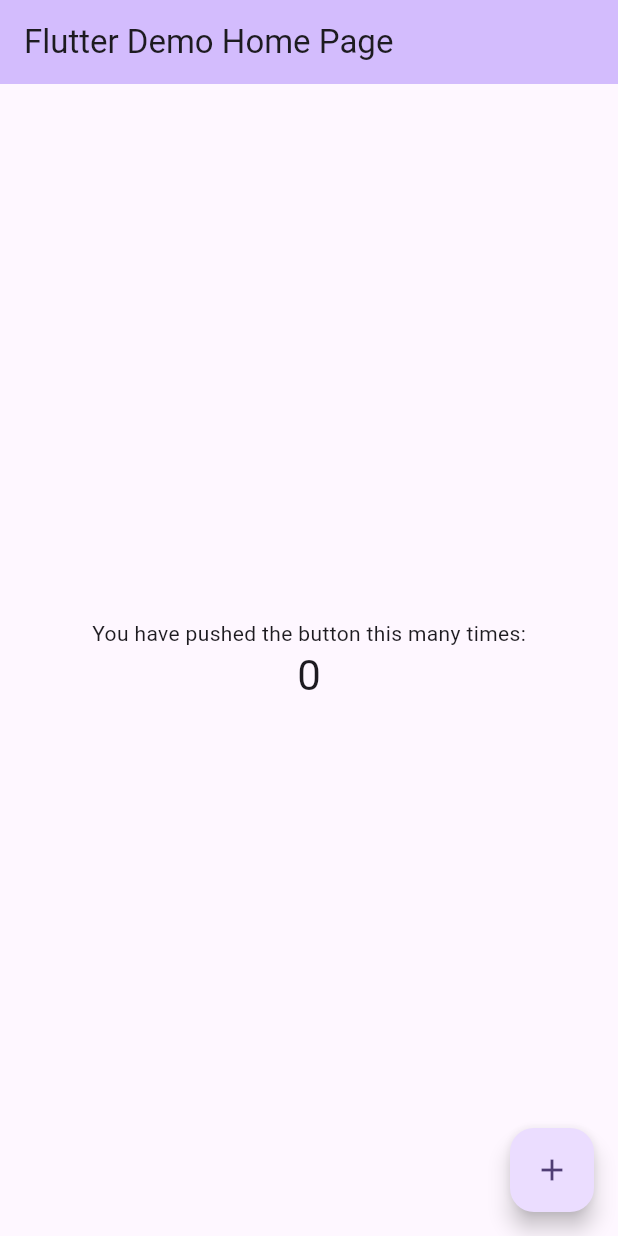
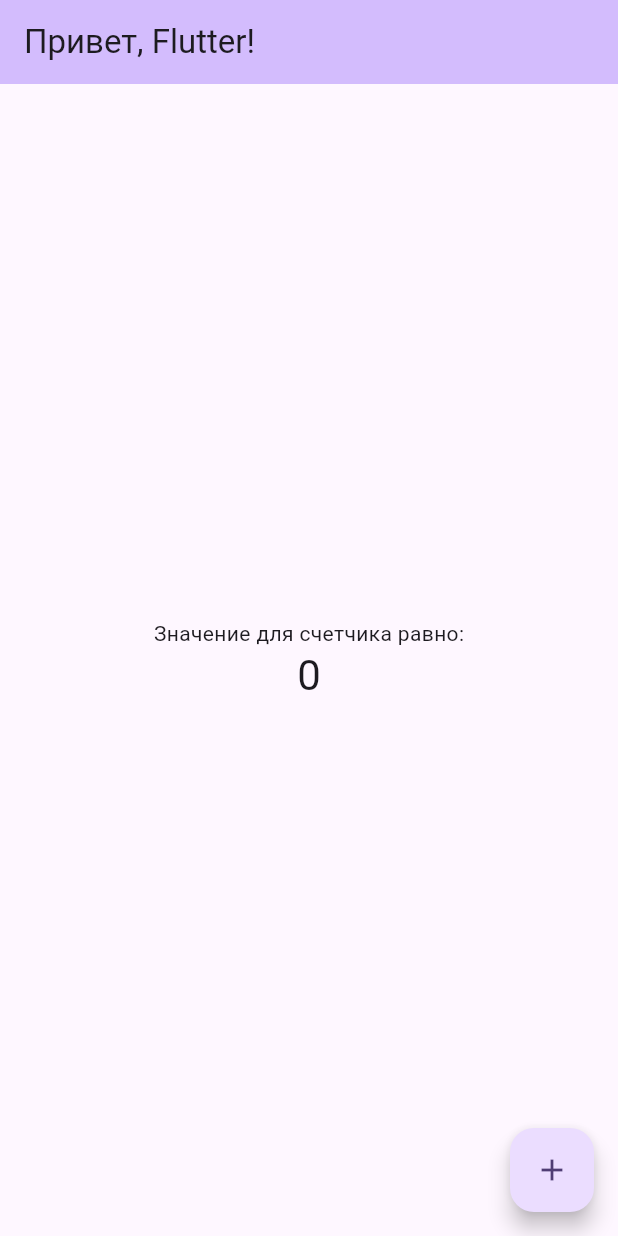
Before and after one commit to barabuly83/for_learn, a Flutter app: the screen it shows after launch, on a phone screen of 412 x 824 dp. Run offline on Flutter 3.47's test engine with Material 3 defaults, Android fonts, the light colour scheme and no system bars.

Commit message:
hw3 addition

```diff
--- a/hw03_flutter/hw03/lib/main.dart
+++ b/hw03_flutter/hw03/lib/main.dart
@@ -30,7 +30,7 @@ class MyApp extends StatelessWidget {
         // tested with just a hot reload.
         colorScheme: .fromSeed(seedColor: Colors.deepPurple),
       ),
-      home: const MyHomePage(title: 'Flutter Demo Home Page'),
+      home: const MyHomePage(title: 'Привет, Flutter!'),
     );
   }
 }
@@ -104,7 +104,7 @@ class _MyHomePageState extends State<MyHomePage> {
           // wireframe for each widget.
           mainAxisAlignment: .center,
           children: [
-            const Text('You have pushed the button this many times:'),
+            const Text('Значение для счетчика равно:'),
             Text(
               '$_counter',
               style: Theme.of(context).textTheme.headlineMedium,
```
